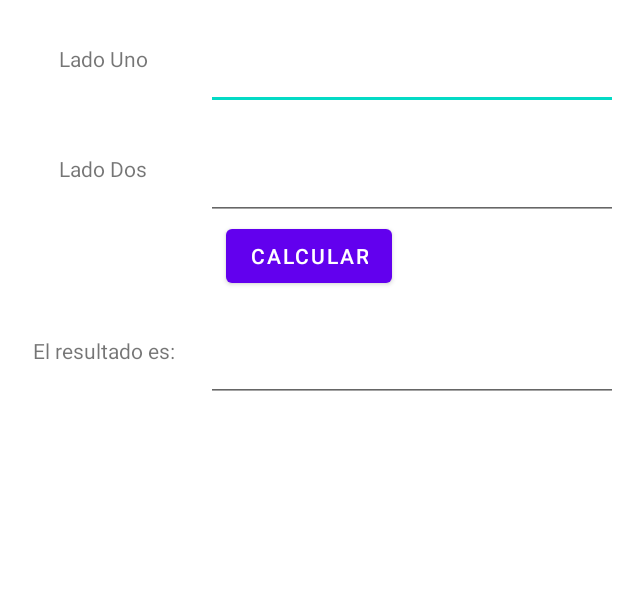
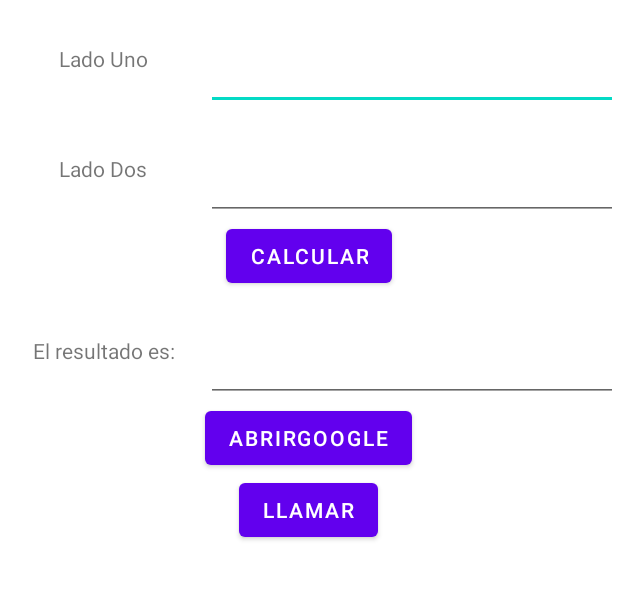
Before and after one commit to JuanesArango5647896/DispositivosMoviles, an Android app: the screen it shows after launch (MainActivity), on a phone screen of 412 x 824 dp, the part 125-725 px from its top. Run offline under Robolectric (Android 15) with nearby library versions, the phone set to English and light mode, and no system bars.

Commit message:
Lo de la clase 5

```diff
--- a/Clase3/app/src/main/AndroidManifest.xml
+++ b/Clase3/app/src/main/AndroidManifest.xml
@@ -1,6 +1,7 @@
 <?xml version="1.0" encoding="utf-8"?>
 <manifest xmlns:android="http://schemas.android.com/apk/res/android"
     xmlns:tools="http://schemas.android.com/tools">
+    <uses-permission android:name="android.permission.CALL_PHONE"/>
 
     <application
         android:allowBackup="true"
--- a/Clase3/app/src/main/java/com/juanes/clase3/MainActivity.java
+++ b/Clase3/app/src/main/java/com/juanes/clase3/MainActivity.java
@@ -3,6 +3,7 @@ package com.juanes.clase3;
 import androidx.appcompat.app.AppCompatActivity;
 
 import android.content.Intent;
+import android.net.Uri;
 import android.os.Bundle;
 import android.util.Log;
 import android.view.View;
@@ -14,7 +15,8 @@ public class MainActivity extends AppCompatActivity {
     String TAG = "Depuracion";
     EditText LadoUno, LadoDos;
     TextView Resultado;
-    Button Calcular;
+    Button Calcular, AbrirGoogle, Llamada;
+    String phoneNumber = "3022909793";
 
     @Override
     protected void onCreate(Bundle savedInstanceState) {
@@ -25,6 +27,20 @@ public class MainActivity extends AppCompatActivity {
         LadoDos = findViewById(R.id.LadoDos);
         Resultado = findViewById(R.id.Resultado);
         Calcular = findViewById(R.id.Calcular);
+        AbrirGoogle = findViewById(R.id.openGoogle);
+        Llamada = findViewById(R.id.llamar);
+        Llamada.setOnClickListener(new View.OnClickListener() {
+            @Override
+            public void onClick(View view) {
+                llamada(view);
+            }
+        });
+        AbrirGoogle.setOnClickListener(new View.OnClickListener() {
+            @Override
+            public void onClick(View view) {
+                irActivity2(view);
+            }
+        });
     }
 
     @Override
@@ -83,4 +99,18 @@ public class MainActivity extends AppCompatActivity {
         pasarResultado.putExtra("LadoDos",LadoDos.getText().toString());
         startActivity(pasarResultado);
     }
+
+    public void irActivity2(View view){
+        Intent irAGoogle = new Intent(Intent.ACTION_VIEW);
+        irAGoogle.setData(Uri.parse("https://www.google.com"));
+        startActivity(irAGoogle);
+    }
+
+    public void llamada(View view){
+        Intent llamar = new Intent(Intent.ACTION_DIAL);
+        llamar.setData(Uri.parse("tel:" + phoneNumber));
+        if(llamar.resolveActivity(getPackageManager())!=null){
+            startActivity(llamar);
+        }
+    }
 }
--- a/Clase3/app/src/main/res/layout/activity_main.xml
+++ b/Clase3/app/src/main/res/layout/activity_main.xml
@@ -106,4 +106,34 @@
         </EditText>
 
     </LinearLayout>
+
+    <LinearLayout
+        android:layout_width="match_parent"
+        android:layout_height="wrap_content"
+        android:gravity="center" >
+
+        <Button
+            android:id="@+id/openGoogle"
+            android:layout_width="wrap_content"
+            android:layout_height="wrap_content"
+            android:text="@string/abrirGoogle">
+
+        </Button>
+
+    </LinearLayout>
+
+    <LinearLayout
+        android:layout_width="match_parent"
+        android:layout_height="wrap_content"
+        android:gravity="center" >
+
+        <Button
+            android:id="@+id/llamar"
+            android:layout_width="wrap_content"
+            android:layout_height="wrap_content"
+            android:text="@string/llamada">
+
+        </Button>
+
+    </LinearLayout>
 </LinearLayout>
--- a/Clase3/app/src/main/res/values/strings.xml
+++ b/Clase3/app/src/main/res/values/strings.xml
@@ -7,4 +7,6 @@
     <string name="LadoDos.">El lado dos es:</string>
     <string name="Calcular">Calcular</string>
     <string name="Resultado">El resultado es:</string>
+    <string name="abrirGoogle">AbrirGoogle</string>
+    <string name="llamada">Llamar</string>
 </resources>
```
